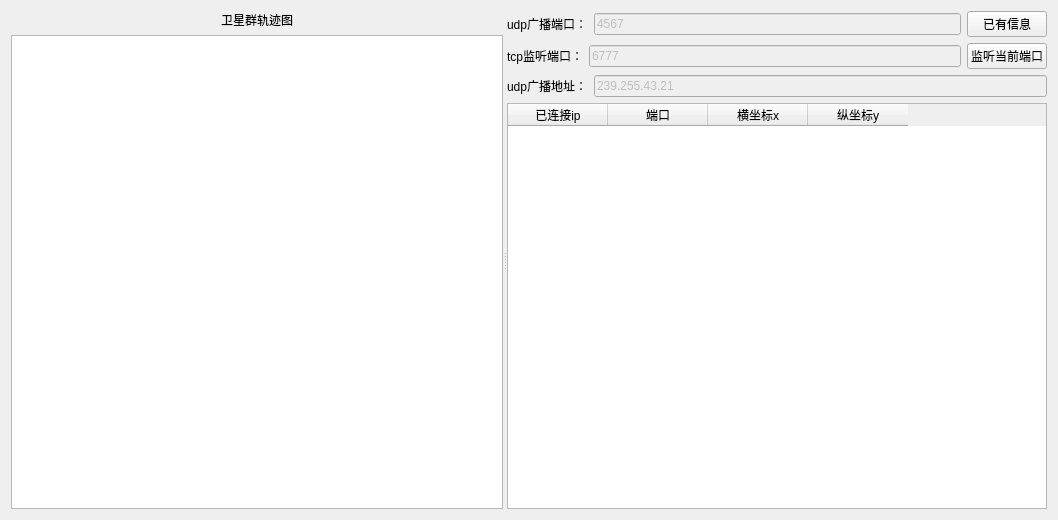
First picture: the form in server.ui, repository VictorySong/ls, before the edit.
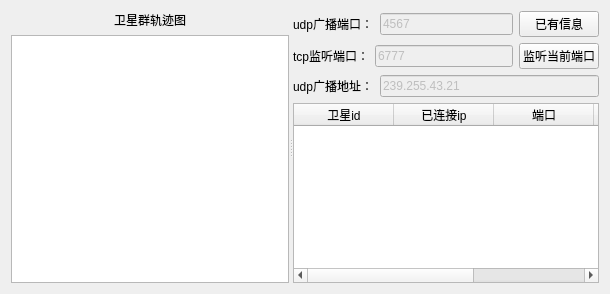
Second picture: the form after the edit.

Commit message: 增加卫星id显示

```diff
--- a/server.ui
+++ b/server.ui
@@ -6,8 +6,8 @@
    <rect>
     <x>0</x>
     <y>0</y>
-    <width>1058</width>
-    <height>520</height>
+    <width>610</width>
+    <height>294</height>
    </rect>
   </property>
   <property name="windowTitle">
@@ -150,6 +150,11 @@
        </item>
        <item>
         <widget class="QTableWidget" name="tableWidget">
+         <column>
+          <property name="text">
+           <string>卫星id</string>
+          </property>
+         </column>
          <column>
           <property name="text">
            <string>已连接ip</string>
```
The commit also changes 9 other files.
